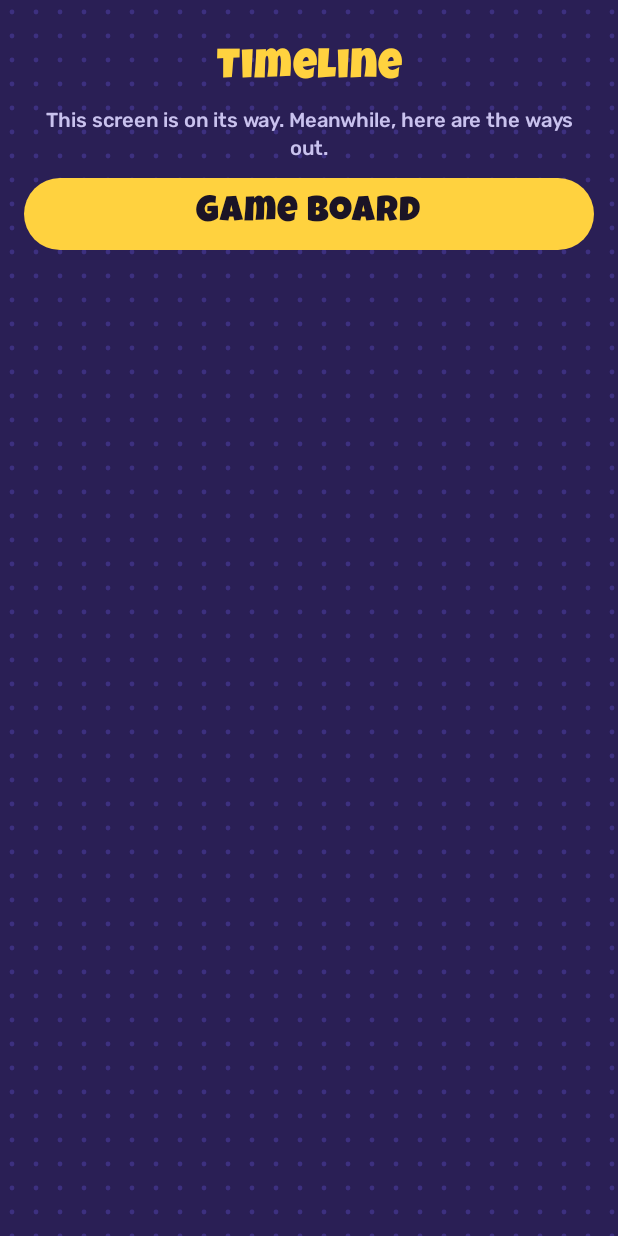
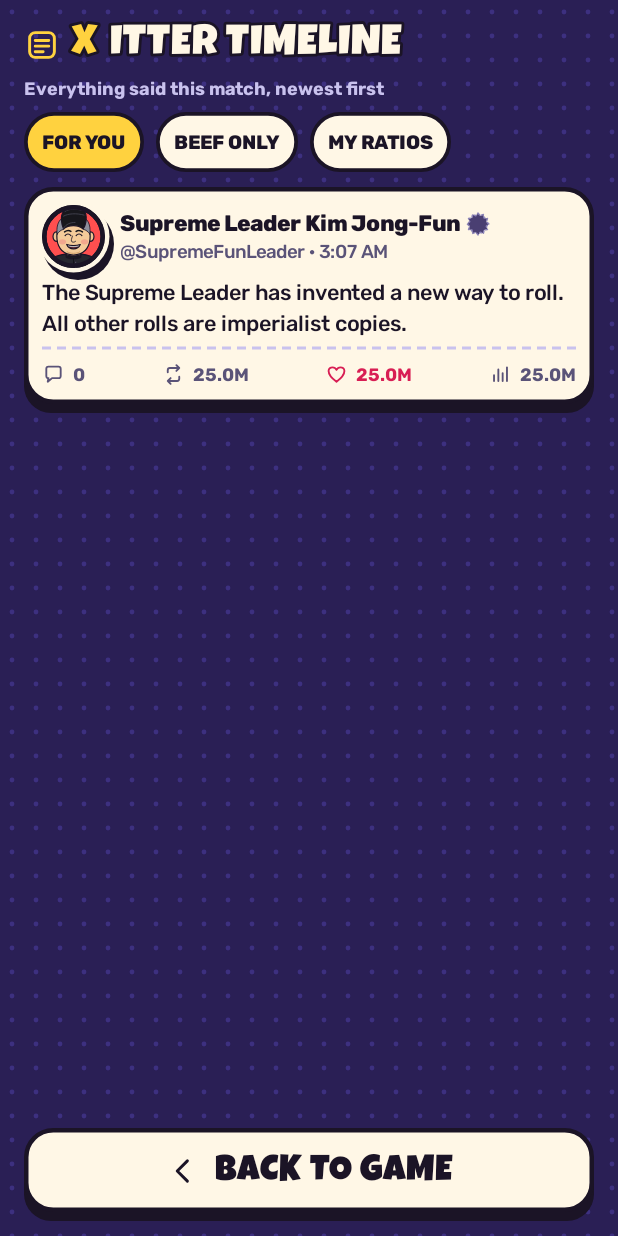
Before and after one commit to Seleis36/king-of-xitter, an Android app built with Jetpack Compose: the TimelineScreen screen opened through its navigation route, on a phone screen of 412 x 824 dp. Run offline under Robolectric (Android 15) with nearby library versions, the phone set to English and light mode, and no system bars.

Commit message:
V3: match timeline screen
The timeline replays the match as its leaders told it, newest first, with the
design's three filters: everything, only tweets that cost somebody followers,
and only your own ratios.

Entries come from V1's VoiceLog rather than a second bank of flavour text, so
the timeline and the board never disagree about what was said. Each tweet gets
the design's outcome tag under it, which is why the log now also records the
followers a tweet cost and the power-up that was bought; a bought card is named
from the C1 catalogue when it knows it. Engagement comes from V2, keyed by the
tweet, so the counts hold still while the list scrolls.

```diff
--- a/app/src/main/java/com/kingofxitter/app/content/VoiceLog.kt
+++ b/app/src/main/java/com/kingofxitter/app/content/VoiceLog.kt
@@ -8,6 +8,7 @@ import com.kingofxitter.content.TweetMoment
 import com.kingofxitter.content.TweetMoments
 import com.kingofxitter.engine.GameController
 import com.kingofxitter.engine.SplitMix64
+import com.kingofxitter.engine.model.CardId
 import com.kingofxitter.engine.model.GameEvent
 import com.kingofxitter.engine.model.GameState
 import com.kingofxitter.engine.model.HookRandom
@@ -26,6 +27,10 @@ data class VoiceEntry(
     val targetId: PlayerId?,
     val text: String,
     val turnNumber: Int,
+    /** Followers the tweet cost, for the timeline's outcome tag. Zero when the moment has none. */
+    val unfollows: Int = 0,
+    /** The power-up that was bought, for [TweetMoment.BOUGHT_POWER_UP]. */
+    val cardId: CardId? = null,
 )
 
 /**
@@ -57,10 +62,12 @@ class VoiceLog(
     ) {
         val triggers = TweetMoments.of(event, state)
         if (triggers.isEmpty()) return
+        val unfollows = (event as? GameEvent.ResourceChanged)?.takeIf { it.amount < 0 }?.let { -it.amount } ?: 0
+        val cardId = (event as? GameEvent.PowerUpBought)?.cardId
         val added =
             triggers.mapNotNull { trigger ->
                 val player = state.players.firstOrNull { it.id == trigger.playerId } ?: return@mapNotNull null
-                entry(player.id, player.leaderId, trigger.event, state)
+                entry(player.id, player.leaderId, trigger.event, state, unfollows, cardId)
             }
         if (added.isEmpty()) return
         mutableEntries.value = (mutableEntries.value + added).takeLast(LIMIT)
@@ -71,6 +78,8 @@ class VoiceLog(
         leaderId: LeaderId,
         event: TweetEvent,
         state: GameState,
+        unfollows: Int,
+        cardId: CardId?,
     ): VoiceEntry? {
         // The seed mixes the position and a counter, so two lines in the same batch still differ.
         val random = SplitMix64(state.randomState + state.turnNumber * TURN_MIX + sequence++)
@@ -83,6 +92,8 @@ class VoiceLog(
             targetId = event.target?.let { target -> state.players.firstOrNull { it.leaderId == target }?.id },
             text = text,
             turnNumber = state.turnNumber,
+            unfollows = unfollows,
+            cardId = cardId,
         )
     }
 
--- a/app/src/main/java/com/kingofxitter/app/navigation/XitterNavHost.kt
+++ b/app/src/main/java/com/kingofxitter/app/navigation/XitterNavHost.kt
@@ -41,6 +41,7 @@ import com.kingofxitter.app.ui.front.VersusLineUp
 import com.kingofxitter.app.ui.front.VersusScreen
 import com.kingofxitter.app.ui.front.rememberGamePreferences
 import com.kingofxitter.app.ui.theme.nightBackground
+import com.kingofxitter.app.ui.timeline.TimelineScreen
 import com.kingofxitter.engine.model.GameState
 import com.kingofxitter.engine.model.MatchResult
 
@@ -187,7 +188,18 @@ fun XitterNavHost(
             }
         }
         placeholder<XitterRoute.Shop>(XitterRoute.Shop, navigate)
-        placeholder<XitterRoute.Timeline>(XitterRoute.Timeline, navigate)
+        composable<XitterRoute.Timeline> {
+            MatchGate(host, options, screen) { live ->
+                val state by live.state.collectAsState()
+                val tweets =
+                    voices
+                        ?.entries
+                        ?.collectAsState()
+                        ?.value
+                        .orEmpty()
+                TimelineScreen(state, live.humanPlayerId, tweets, onBack = { navigate(XitterRoute.Board) }, modifier = screen)
+            }
+        }
         composable<XitterRoute.Standings> {
             MatchGate(host, options, screen) { live ->
                 val state by live.state.collectAsState()
--- /dev/null
+++ b/app/src/main/java/com/kingofxitter/app/ui/timeline/TimelineFilter.kt
@@ -0,0 +1,49 @@
+package com.kingofxitter.app.ui.timeline
+
+import androidx.annotation.StringRes
+import com.kingofxitter.app.R
+import com.kingofxitter.app.content.VoiceEntry
+import com.kingofxitter.content.TweetMoment
+import com.kingofxitter.engine.model.PlayerId
+
+/** The design's three timeline tabs. */
+enum class TimelineFilter(
+    @param:StringRes val label: Int,
+    @param:StringRes val empty: Int,
+) {
+    /** Everything that was said. */
+    FOR_YOU(R.string.timeline_filter_for_you, R.string.timeline_empty),
+
+    /** Only tweets that cost somebody followers, from either side. */
+    BEEF(R.string.timeline_filter_beef, R.string.timeline_empty_beef),
+
+    /** Only your own attacks. */
+    MINE(R.string.timeline_filter_mine, R.string.timeline_empty_mine),
+    ;
+
+    /** Whether [entry] belongs on this tab, for the human playing as [humanId]. */
+    fun accepts(
+        entry: VoiceEntry,
+        humanId: PlayerId,
+    ): Boolean =
+        when (this) {
+            FOR_YOU -> true
+            BEEF -> entry.moment == TweetMoment.ATTACKED || entry.moment == TweetMoment.GOT_HIT
+            MINE -> entry.moment == TweetMoment.ATTACKED && entry.playerId == humanId
+        }
+}
+
+/** [entries] on this tab, newest first, as the design's timeline reads. */
+fun List<VoiceEntry>.onTimeline(
+    filter: TimelineFilter,
+    humanId: PlayerId,
+): List<VoiceEntry> = filter { filter.accepts(it, humanId) }.asReversed()
+
+/**
+ * The fake 3 AM clock the design's timestamps use. Later turns read as later minutes, so the
+ * timeline's order and its times agree.
+ */
+fun timelineClock(turnNumber: Int): Pair<Int, Int> = HOUR to (turnNumber * MINUTES_PER_TURN) % 60
+
+private const val HOUR = 3
+private const val MINUTES_PER_TURN = 7
--- /dev/null
+++ b/app/src/main/java/com/kingofxitter/app/ui/timeline/TimelineScreen.kt
@@ -0,0 +1,263 @@
+package com.kingofxitter.app.ui.timeline
+
+import androidx.compose.foundation.layout.Arrangement
+import androidx.compose.foundation.layout.Box
+import androidx.compose.foundation.layout.Column
+import androidx.compose.foundation.layout.ExperimentalLayoutApi
+import androidx.compose.foundation.layout.FlowRow
+import androidx.compose.foundation.layout.PaddingValues
+import androidx.compose.foundation.layout.Row
+import androidx.compose.foundation.layout.fillMaxSize
+import androidx.compose.foundation.layout.fillMaxWidth
+import androidx.compose.foundation.layout.heightIn
+import androidx.compose.foundation.layout.padding
+import androidx.compose.foundation.lazy.LazyColumn
+import androidx.compose.foundation.lazy.items
+import androidx.compose.material3.Text
+import androidx.compose.runtime.Composable
+import androidx.compose.runtime.getValue
+import androidx.compose.runtime.mutableStateOf
+import androidx.compose.runtime.remember
+import androidx.compose.runtime.saveable.rememberSaveable
+import androidx.compose.runtime.setValue
+import androidx.compose.ui.Alignment
+import androidx.compose.ui.Modifier
+import androidx.compose.ui.res.stringResource
+import androidx.compose.ui.semantics.heading
+import androidx.compose.ui.semantics.semantics
+import androidx.compose.ui.text.style.TextAlign
+import androidx.compose.ui.tooling.preview.Preview
+import androidx.compose.ui.unit.dp
+import androidx.compose.ui.unit.sp
+import com.kingofxitter.app.R
+import com.kingofxitter.app.content.VoiceEntry
+import com.kingofxitter.app.content.engagementCounts
+import com.kingofxitter.app.content.rememberContentStrings
+import com.kingofxitter.app.ui.components.DashedFooter
+import com.kingofxitter.app.ui.components.OutlinedText
+import com.kingofxitter.app.ui.components.TweetAuthor
+import com.kingofxitter.app.ui.components.XButton
+import com.kingofxitter.app.ui.components.XButtonStyle
+import com.kingofxitter.app.ui.components.XCard
+import com.kingofxitter.app.ui.components.XChip
+import com.kingofxitter.app.ui.components.XIcon
+import com.kingofxitter.app.ui.components.XIconImage
+import com.kingofxitter.app.ui.components.XTag
+import com.kingofxitter.app.ui.components.leaderVisual
+import com.kingofxitter.app.ui.components.tweetText
+import com.kingofxitter.app.ui.theme.XColors
+import com.kingofxitter.app.ui.theme.XType
+import com.kingofxitter.app.ui.theme.XitterTheme
+import com.kingofxitter.app.ui.theme.nightBackground
+import com.kingofxitter.cards.CardCatalog
+import com.kingofxitter.content.TweetMoment
+import com.kingofxitter.engine.model.GameState
+import com.kingofxitter.engine.model.PlayerId
+
+/**
+ * Match timeline (`design/screens/match-timeline.html`): every line the leaders said this match,
+ * newest first, with the design's three filters.
+ *
+ * The entries come from V1's [com.kingofxitter.app.content.VoiceLog], so the timeline is a record
+ * of the match rather than a second source of flavour text.
+ */
+@Composable
+fun TimelineScreen(
+    state: GameState,
+    humanId: PlayerId,
+    entries: List<VoiceEntry>,
+    onBack: () -> Unit,
+    modifier: Modifier = Modifier,
+) {
+    var filterName by rememberSaveable { mutableStateOf(TimelineFilter.FOR_YOU.name) }
+    val filter = TimelineFilter.valueOf(filterName)
+    val shown = remember(entries, filter, humanId) { entries.onTimeline(filter, humanId) }
+
+    Column(modifier.fillMaxSize().padding(horizontal = 16.dp)) {
+        Header(filter) { filterName = it.name }
+        if (shown.isEmpty()) {
+            Box(Modifier.weight(1f).fillMaxWidth(), contentAlignment = Alignment.Center) {
+                Text(
+                    stringResource(filter.empty),
+                    style = XType.Body,
+                    color = XColors.Muted,
+                    textAlign = TextAlign.Center,
+                )
+            }
+        } else {
+            LazyColumn(
+                Modifier.weight(1f),
+                verticalArrangement = Arrangement.spacedBy(10.dp),
+                contentPadding = PaddingValues(bottom = 12.dp),
+            ) {
+                items(shown, key = { "${it.playerId.value}-${it.moment}-${it.turnNumber}-${it.text.hashCode()}" }) { entry ->
+                    TimelineTweet(state, entry)
+                }
+            }
+        }
+        XButton(
+            stringResource(R.string.timeline_back),
+            onClick = onBack,
+            modifier = Modifier.fillMaxWidth().padding(bottom = 16.dp),
+            style = XButtonStyle.Secondary,
+            icon = XIcon.Back,
+            minHeight = 56.dp,
+        )
+    }
+}
+
+@OptIn(ExperimentalLayoutApi::class)
+@Composable
+private fun Header(
+    filter: TimelineFilter,
+    onFilter: (TimelineFilter) -> Unit,
+) {
+    Column(Modifier.padding(top = 16.dp, bottom = 10.dp), verticalArrangement = Arrangement.spacedBy(8.dp)) {
+        Row(verticalAlignment = Alignment.CenterVertically, horizontalArrangement = Arrangement.spacedBy(8.dp)) {
+            XIconImage(XIcon.Timeline, contentDescription = null, size = 24.dp, tint = XColors.Mandates)
+            OutlinedText(stringResource(R.string.timeline_title_x), XType.DisplayLarge, XColors.Mandates)
+            OutlinedText(
+                stringResource(R.string.timeline_title),
+                XType.DisplayLarge,
+                XColors.Paper,
+                modifier = Modifier.semantics { heading() },
+            )
+        }
+        Text(stringResource(R.string.timeline_subtitle), style = XType.Caption, color = XColors.Muted)
+        FlowRow(
+            Modifier.fillMaxWidth(),
+            horizontalArrangement = Arrangement.spacedBy(8.dp),
+            verticalArrangement = Arrangement.spacedBy(8.dp),
+        ) {
+            TimelineFilter.entries.forEach { option ->
+                val selected = option == filter
+                XChip(
+                    stringResource(option.label),
+                    modifier = Modifier.heightIn(min = 40.dp),
+                    fill = if (selected) XColors.Mandates else XColors.Paper,
+                    onClick = { onFilter(option) },
+                    contentDescription = stringResource(R.string.timeline_filter_selected, stringResource(option.label)),
+                )
+            }
+        }
+    }
+}
+
+@Composable
+private fun TimelineTweet(
+    state: GameState,
+    entry: VoiceEntry,
+) {
+    val author = state.players.firstOrNull { it.id == entry.playerId } ?: return
+    val (hour, minute) = timelineClock(entry.turnNumber)
+    XCard(Modifier.fillMaxWidth()) {
+        Column(Modifier.padding(12.dp), verticalArrangement = Arrangement.spacedBy(8.dp)) {
+            TweetAuthor(author, avatarSize = 42.dp, time = stringResource(R.string.timeline_time, hour, minute))
+            Text(tweetText(entry.text), style = XType.Tweet, color = XColors.Ink)
+            Outcome(state, entry)
+            DashedFooter { Engagement(entry) }
+        }
+    }
+}
+
+/** The design's small tag under a tweet saying what it did. */
+@OptIn(ExperimentalLayoutApi::class)
+@Composable
+private fun Outcome(
+    state: GameState,
+    entry: VoiceEntry,
+) {
+    val target = entry.targetId?.let { id -> state.players.firstOrNull { it.id == id } }
+    val handle = target?.let { stringResource(leaderVisual(it.leaderId).handle) }
+    val text =
+        when (entry.moment) {
+            TweetMoment.ATTACKED ->
+                if (handle != null && entry.unfollows > 0) stringResource(R.string.timeline_unfollows_to, entry.unfollows, handle) else null
+
+            TweetMoment.GOT_HIT ->
+                if (handle != null && entry.unfollows > 0) {
+                    stringResource(R.string.timeline_unfollows_from, entry.unfollows, handle)
+                } else {
+                    null
+                }
+
+            TweetMoment.ENTERED_XITTER -> stringResource(R.string.timeline_took_xitter)
+            TweetMoment.LEFT_XITTER -> stringResource(R.string.timeline_logged_off)
+            TweetMoment.BOUGHT_POWER_UP -> boughtLabel(entry)
+            TweetMoment.SUSPENDED -> stringResource(R.string.timeline_suspended)
+            TweetMoment.WON -> stringResource(R.string.timeline_won)
+            TweetMoment.LOST -> stringResource(R.string.timeline_lost)
+            TweetMoment.BURNER -> stringResource(R.string.timeline_burner)
+            TweetMoment.ROLLED -> null
+        }
+    if (text == null) return
+    FlowRow(horizontalArrangement = Arrangement.spacedBy(6.dp), verticalArrangement = Arrangement.spacedBy(6.dp)) {
+        XTag(text, fill = outcomeFill(entry.moment), maxLines = 2)
+    }
+}
+
+/** The card's own name when the catalogue knows it, so the tag reads like the design's. */
+@Composable
+private fun boughtLabel(entry: VoiceEntry): String {
+    val strings = rememberContentStrings()
+    val name =
+        entry.cardId
+            ?.let { CardCatalog.byId[it]?.nameKey }
+            ?.let(strings::text)
+            ?.takeIf { it.isNotEmpty() }
+    return if (name == null) stringResource(R.string.timeline_bought_unknown) else stringResource(R.string.timeline_bought, name)
+}
+
+private fun outcomeFill(moment: TweetMoment) =
+    when (moment) {
+        TweetMoment.ATTACKED, TweetMoment.GOT_HIT, TweetMoment.SUSPENDED -> XColors.DamageTint
+        TweetMoment.ENTERED_XITTER, TweetMoment.WON -> XColors.Mandates
+        TweetMoment.BOUGHT_POWER_UP -> XColors.CharactersTint
+        else -> XColors.Paper
+    }
+
+@OptIn(ExperimentalLayoutApi::class)
+@Composable
+private fun Engagement(entry: VoiceEntry) {
+    val counts = engagementCounts(entry.leaderId, entry.turnNumber * 10 + entry.moment.ordinal)
+    val icons = listOf(XIcon.Reply, XIcon.Retweet, XIcon.LikeOutline, XIcon.Views)
+    val labels = listOf(R.string.incoming_replies, R.string.incoming_retweets, R.string.incoming_likes, R.string.incoming_views)
+    FlowRow(
+        Modifier.fillMaxWidth(),
+        horizontalArrangement = Arrangement.SpaceBetween,
+        verticalArrangement = Arrangement.spacedBy(4.dp),
+    ) {
+        icons.zip(counts).forEachIndexed { index, (icon, count) ->
+            val color = if (index == 2) XColors.SendIt else XColors.InkMuted
+            Row(
+                verticalAlignment = Alignment.CenterVertically,
+                horizontalArrangement = Arrangement.spacedBy(5.dp),
+            ) {
+                XIconImage(icon, contentDescription = stringResource(labels[index], count), size = 15.dp, tint = color)
+                Text(count, style = XType.Caption.copy(fontSize = 12.sp), color = color)
+            }
+        }
+    }
+}
+
+@Preview(widthDp = 412, heightDp = 915)
+@Composable
+private fun TimelinePreview() {
+    XitterTheme {
+        TimelineScreen(
+            TimelineSamples.state,
+            TimelineSamples.humanId,
+            TimelineSamples.entries,
+            onBack = {},
+            modifier = Modifier.nightBackground(),
+        )
+    }
+}
+
+@Preview(widthDp = 320, heightDp = 640, fontScale = 1.3f)
+@Composable
+private fun TimelineEmptyPreview() {
+    XitterTheme {
+        TimelineScreen(TimelineSamples.state, TimelineSamples.humanId, emptyList(), onBack = {}, modifier = Modifier.nightBackground())
+    }
+}
--- a/app/src/main/res/values/strings_front.xml
+++ b/app/src/main/res/values/strings_front.xml
@@ -79,4 +79,28 @@
     <string name="versus_tweets">%1$d tweets</string>
     <string name="versus_begin">TWEET FIRST</string>
     <string name="versus_skip">Skip</string>
+    <!-- V3: Match timeline. -->
+    <string name="timeline_title_x" translatable="false">X</string>
+    <string name="timeline_title">ITTER TIMELINE</string>
+    <string name="timeline_subtitle">Everything said this match, newest first</string>
+    <string name="timeline_filter_for_you">FOR YOU</string>
+    <string name="timeline_filter_beef">BEEF ONLY</string>
+    <string name="timeline_filter_mine">MY RATIOS</string>
+    <string name="timeline_empty">Nothing has been said yet. Roll some dice.</string>
+    <string name="timeline_empty_beef">No beef yet. Give it a turn.</string>
+    <string name="timeline_empty_mine">You haven\'t ratio\'d anybody yet.</string>
+    <string name="timeline_back">BACK TO GAME</string>
+    <string name="timeline_time">%1$d:%2$02d AM</string>
+    <string name="timeline_turn">Turn %1$d</string>
+    <string name="timeline_unfollows_to">−%1$dM to %2$s</string>
+    <string name="timeline_unfollows_from">−%1$dM from %2$s</string>
+    <string name="timeline_took_xitter">Took Xitter · +1 mandate</string>
+    <string name="timeline_logged_off">Logged off Xitter</string>
+    <string name="timeline_bought">Bought %1$s</string>
+    <string name="timeline_bought_unknown">Bought a power-up</string>
+    <string name="timeline_suspended">Account suspended</string>
+    <string name="timeline_won">Won the match</string>
+    <string name="timeline_lost">Lost the match</string>
+    <string name="timeline_burner">Back on a burner account</string>
+    <string name="timeline_filter_selected">%1$s filter</string>
 </resources>
```
Also changed, not shown: app/src/main/java/com/kingofxitter/app/ui/timeline/TimelineSamples.kt (added, +76 -0 lines), 1 other file.
